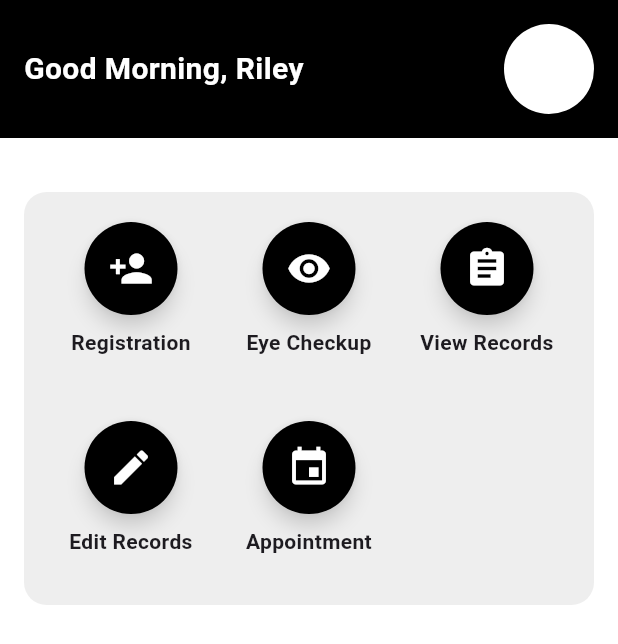
After one commit to jayan110105/OpthaDoc, a Flutter app: the Dashboard screen opened by its route, on a phone screen of 412 x 824 dp. The commit adds this screen. Shown: the top 644 px of the screen. Run offline on Flutter 3.47's test engine with Material 3 defaults, Android fonts, the light colour scheme and no system bars; our stand-ins replace cloud_firestore, firebase_auth, firebase_core; accounts and stored records are empty.

Commit message:
Designed Dashboard

```diff
--- a/lib/main.dart
+++ b/lib/main.dart
@@ -7,6 +7,7 @@ import 'package:optha_doc/ui/screens/login.dart';
 import 'package:optha_doc/ui/screens/register.dart';
 import 'package:optha_doc/ui/screens/User1.dart';
 import 'package:optha_doc/ui/screens/User2.dart';
+import 'package:optha_doc/ui/screens/dashboard.dart';
 import 'package:optha_doc/ui/screens/MedicalHistory.dart';
 import 'package:optha_doc/ui/screens/ClinicalExamination.dart';
 import 'package:optha_doc/ui/screens/RoleLogin.dart';
@@ -23,6 +24,7 @@ void main() async{
     '/user1' : (context) => const User1(),
     '/user2' : (context) => const User2(),
     '/user3' : (context) => const User3(),
+    '/dashboard' : (context) => const Dashboard(),
     '/medicalhistory' : (context) => const MedicalHistory(),
     '/clinicalexamination' : (context) => const Clinicalexamination(),
     '/diagnosis' : (context) => const Diagnosis(),
--- /dev/null
+++ b/lib/ui/screens/dashboard.dart
@@ -0,0 +1,100 @@
+import 'package:flutter/material.dart';
+
+class Dashboard extends StatelessWidget {
+  const Dashboard({super.key});
+
+  @override
+  Widget build(BuildContext context) {
+    return Scaffold(
+      appBar: AppBar(
+        backgroundColor: Colors.black,
+        elevation: 0,
+        toolbarHeight: 0, // Hides the app bar completely
+      ),
+      body: Container(
+        color: Colors.white,
+        child: Column(
+          children: [
+            Container(
+              color: Colors.black,
+              padding: EdgeInsets.all(16.0),
+              child: Row(
+                mainAxisAlignment: MainAxisAlignment.spaceBetween,
+                children: [
+                  Text(
+                    'Good Morning, Riley',
+                    style: TextStyle(
+                      color: Colors.white,
+                      fontSize: 20.0,
+                      fontWeight: FontWeight.bold,
+                    ),
+                  ),
+                  CircleAvatar(
+                    backgroundColor: Colors.white,
+                    radius: 30.0,
+                  ),
+                ],
+              ),
+            ),
+           SizedBox(height: 20,),
+           Padding(
+             padding: const EdgeInsets.all(16.0),
+             child: Container(
+                padding: EdgeInsets.all(20.0),
+               decoration: BoxDecoration(
+                 color: Colors.grey[200], // Background color
+                 borderRadius: BorderRadius.circular(15.0), // Rounded corners
+               ),
+                child: Center(
+                  child: GridView.count(
+                    crossAxisCount: 3,
+                    crossAxisSpacing: 16.0,
+                    mainAxisSpacing: 30.0,
+                    shrinkWrap: true,
+                    children: [
+                      _buildDashboardButton(Icons.person_add, 'Registration'),
+                      _buildDashboardButton(Icons.visibility, 'Eye Checkup'),
+                      _buildDashboardButton(Icons.assignment, 'View Records'),
+                      _buildDashboardButton(Icons.edit, 'Edit Records'),
+                      _buildDashboardButton(Icons.event, 'Appointment'),
+                    ],
+                  ),
+                ),
+              ),
+           ),
+          ],
+        ),
+      ),
+    );
+  }
+
+  Widget _buildDashboardButton(IconData icon, String label) {
+    return Column(
+      children: [
+        ElevatedButton(
+          onPressed: () {},
+          style: ElevatedButton.styleFrom(
+            backgroundColor: Colors.black,
+            foregroundColor: Colors.white,
+            shadowColor: Colors.grey[200],
+            elevation: 5,
+            shape: CircleBorder(),
+            padding: EdgeInsets.all(16.0),
+          ),
+          child: Icon(
+                icon,
+                size: 30.0,
+                color: Colors.white,
+              ),
+          ),
+          SizedBox(height: 8.0),
+          Text(label,
+          textAlign: TextAlign.center,
+            style: TextStyle(
+              fontWeight: FontWeight.bold,
+            ),
+          ),
+      ],
+    );
+  }
+}
--- a/lib/ui/screens/login.dart
+++ b/lib/ui/screens/login.dart
@@ -133,7 +133,7 @@ class _LoginState extends State<Login> {
       );
 
       // Navigate to another screen or show success message
-      Navigator.pushNamed(context, '/rolelogin');
+      Navigator.pushNamed(context, '/dashboard');
     } on FirebaseAuthException catch (e) {
       // Handle different errors from FirebaseAuthException
       String message;
```
